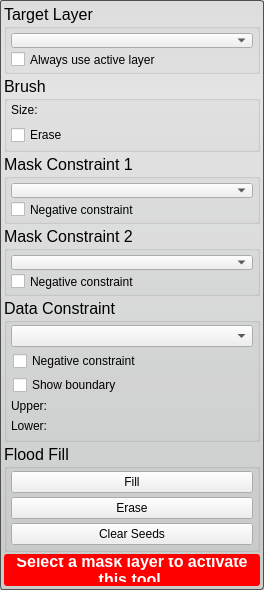
The window that Interface/ToolInterface/PaintToolInterface.ui (jessdtate/Seg3D) describes before a commit, drawn with Qt 5.
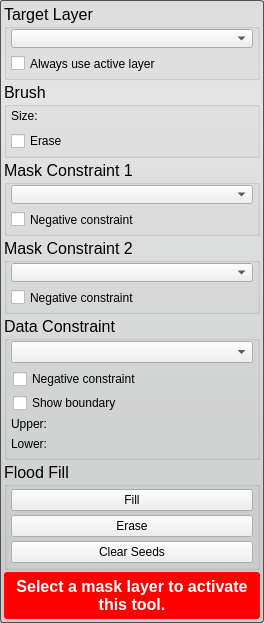
The same window after the commit. Custom widgets are drawn as their Qt base class.

Diff of the .ui file:
```diff
--- a/Interface/ToolInterface/PaintToolInterface.ui
+++ b/Interface/ToolInterface/PaintToolInterface.ui
@@ -7,7 +7,7 @@
     <x>0</x>
     <y>0</y>
     <width>264</width>
-    <height>588</height>
+    <height>623</height>
    </rect>
   </property>
   <property name="sizePolicy">
@@ -43,13 +43,13 @@
      <property name="minimumSize">
       <size>
        <width>0</width>
-       <height>70</height>
+       <height>76</height>
       </size>
      </property>
      <property name="maximumSize">
       <size>
        <width>16777215</width>
-       <height>70</height>
+       <height>76</height>
       </size>
      </property>
      <property name="title">
@@ -57,9 +57,18 @@
      </property>
      <layout class="QVBoxLayout" name="verticalLayout_4">
       <property name="spacing">
+       <number>6</number>
+      </property>
+      <property name="leftMargin">
        <number>4</number>
       </property>
-      <property name="margin">
+      <property name="topMargin">
+       <number>0</number>
+      </property>
+      <property name="rightMargin">
+       <number>4</number>
+      </property>
+      <property name="bottomMargin">
        <number>4</number>
       </property>
       <item>
@@ -161,10 +170,16 @@
    </item>
    <item>
     <widget class="QGroupBox" name="mask_constraint_groupbox_">
+     <property name="minimumSize">
+      <size>
+       <width>0</width>
+       <height>76</height>
+      </size>
+     </property>
      <property name="maximumSize">
       <size>
        <width>16777215</width>
-       <height>70</height>
+       <height>76</height>
       </size>
      </property>
      <property name="title">
@@ -172,9 +187,18 @@
      </property>
      <layout class="QVBoxLayout" name="verticalLayout_5">
       <property name="spacing">
+       <number>6</number>
+      </property>
+      <property name="leftMargin">
        <number>4</number>
       </property>
-      <property name="margin">
+      <property name="topMargin">
+       <number>0</number>
+      </property>
+      <property name="rightMargin">
+       <number>4</number>
+      </property>
+      <property name="bottomMargin">
        <number>4</number>
       </property>
       <item>
@@ -217,10 +241,16 @@
    </item>
    <item>
     <widget class="QGroupBox" name="groupBox_2">
+     <property name="minimumSize">
+      <size>
+       <width>0</width>
+       <height>76</height>
+      </size>
+     </property>
      <property name="maximumSize">
       <size>
        <width>16777215</width>
-       <height>70</height>
+       <height>76</height>
       </size>
      </property>
      <property name="title">
@@ -228,9 +258,18 @@
      </property>
      <layout class="QVBoxLayout" name="verticalLayout_7">
       <property name="spacing">
+       <number>6</number>
+      </property>
+      <property name="leftMargin">
        <number>4</number>
       </property>
-      <property name="margin">
+      <property name="topMargin">
+       <number>0</number>
+      </property>
+      <property name="rightMargin">
+       <number>4</number>
+      </property>
+      <property name="bottomMargin">
        <number>4</number>
       </property>
       <item>
@@ -281,13 +320,13 @@
      </property>
      <layout class="QVBoxLayout" name="verticalLayout_6">
       <property name="spacing">
-       <number>4</number>
+       <number>6</number>
       </property>
       <property name="leftMargin">
        <number>4</number>
       </property>
       <property name="topMargin">
-       <number>2</number>
+       <number>0</number>
       </property>
       <property name="rightMargin">
        <number>4</number>
@@ -479,12 +518,6 @@
        <height>32</height>
       </size>
      </property>
-     <property name="maximumSize">
-      <size>
-       <width>16777215</width>
-       <height>32</height>
-      </size>
-     </property>
      <property name="styleSheet">
       <string notr="true">QLabel#message_{
 	color: white;
```
